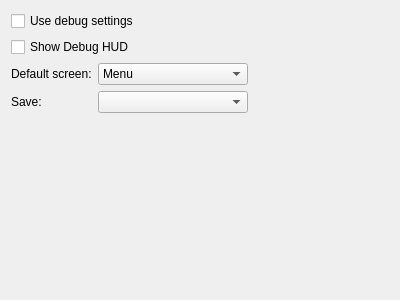
krre/origin, file Tools/DebugSettingsEditor/GeneralTab.ui: the form before one commit.
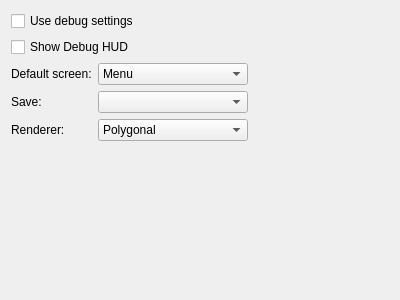
The form after the commit.

Commit message: DSE: Add combobox for renderer setting

```diff
--- a/Tools/DebugSettingsEditor/GeneralTab.ui
+++ b/Tools/DebugSettingsEditor/GeneralTab.ui
@@ -100,6 +100,27 @@
      <item row="1" column="1">
       <widget class="QComboBox" name="comboBoxSave"/>
      </item>
+     <item row="2" column="0">
+      <widget class="QLabel" name="label_3">
+       <property name="text">
+        <string>Renderer:</string>
+       </property>
+      </widget>
+     </item>
+     <item row="2" column="1">
+      <widget class="QComboBox" name="comboBoxRenderer">
+       <item>
+        <property name="text">
+         <string>Polygonal</string>
+        </property>
+       </item>
+       <item>
+        <property name="text">
+         <string>Raycast</string>
+        </property>
+       </item>
+      </widget>
+     </item>
     </layout>
    </item>
    <item>
```
The commit also changes 2 other files.
